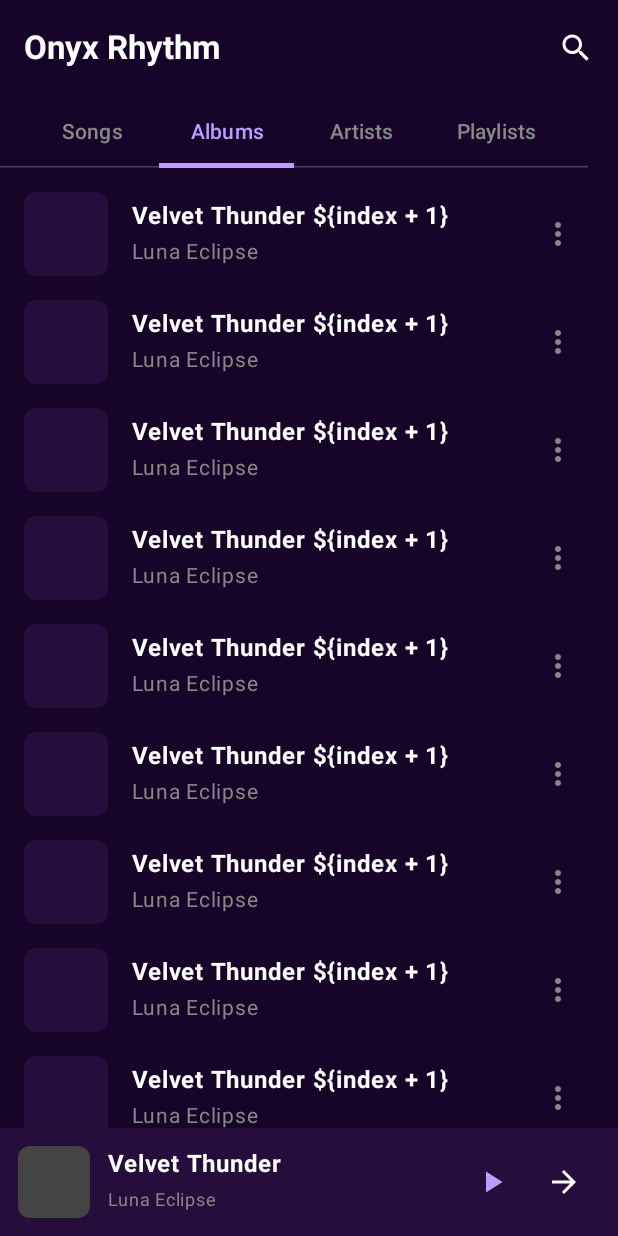
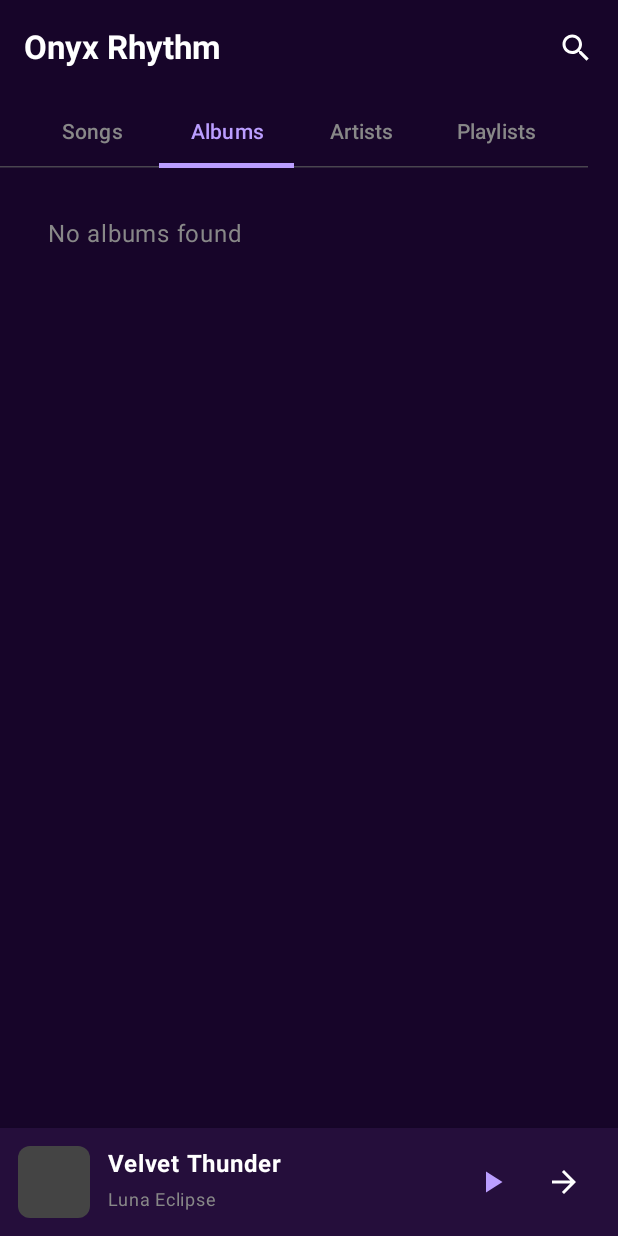
Before and after one commit to NulonGH/MusicPlayerAndrd, an Android app built with Jetpack Compose: the screen it shows after launch (MainActivity), tab 2 chosen, on a phone screen of 412 x 824 dp. Run offline under Robolectric (Android 15) with nearby library versions, the phone set to English and light mode, and no system bars.

Commit message:
fix: load real tracks and fix UI logic
Co-authored-by: NulonGH <100960556+NulonGH@users.noreply.github.com>

```diff
--- a/MusicPlayer/app/src/main/java/com/example/musicplayer/MainActivity.kt
+++ b/MusicPlayer/app/src/main/java/com/example/musicplayer/MainActivity.kt
@@ -8,6 +8,7 @@ import androidx.activity.ComponentActivity
 import androidx.activity.compose.setContent
 import androidx.activity.result.contract.ActivityResultContracts
 import androidx.compose.foundation.background
+import androidx.compose.foundation.clickable
 import androidx.compose.foundation.layout.*
 import androidx.compose.foundation.lazy.LazyColumn
 import androidx.compose.foundation.lazy.items
@@ -31,12 +32,19 @@ val SurfaceDark = Color(0xFF250E3B)
 
 class MainActivity : ComponentActivity() {
 
+    private val tracks = mutableStateListOf<Track>()
+
     private val requestPermissionLauncher = registerForActivityResult(
         ActivityResultContracts.RequestPermission()
-    ) { isGranted: Boolean -> }
+    ) { isGranted: Boolean ->
+        if (isGranted) {
+            loadTracks()
+        }
+    }
 
     override fun onCreate(savedInstanceState: Bundle?) {
         super.onCreate(savedInstanceState)
+
         requestPermissions()
 
         setContent {
@@ -53,10 +61,15 @@ class MainActivity : ComponentActivity() {
                     modifier = Modifier.fillMaxSize(),
                     color = MaterialTheme.colorScheme.background
                 ) {
-                    MusicPlayerApp()
+                    MusicPlayerApp(tracks = tracks)
                 }
             }
         }
+    }
+
+    private fun loadTracks() {
+        tracks.clear()
+        tracks.addAll(MediaStoreHelper.getTracks(this))
     }
 
     private fun requestPermissions() {
@@ -72,23 +85,53 @@ class MainActivity : ComponentActivity() {
             ) != PackageManager.PERMISSION_GRANTED
         ) {
             requestPermissionLauncher.launch(permission)
+        } else {
+            loadTracks()
         }
     }
 }
 
 @OptIn(ExperimentalMaterial3Api::class)
 @Composable
-fun MusicPlayerApp() {
+fun MusicPlayerApp(tracks: List<Track>) {
     var selectedTab by remember { mutableStateOf(0) }
     val tabs = listOf("Songs", "Albums", "Artists", "Playlists")
+    var isSearchActive by remember { mutableStateOf(false) }
+    var searchQuery by remember { mutableStateOf("") }
 
     Scaffold(
         topBar = {
             TopAppBar(
-                title = { Text("Onyx Rhythm", fontWeight = FontWeight.Bold) },
+                title = {
+                    if (isSearchActive) {
+                        TextField(
+                            value = searchQuery,
+                            onValueChange = { searchQuery = it },
+                            placeholder = { Text("Search...") },
+                            singleLine = true,
+                            colors = TextFieldDefaults.textFieldColors(
+                                containerColor = Color.Transparent,
+                                focusedIndicatorColor = Color.Transparent,
+                                unfocusedIndicatorColor = Color.Transparent,
+                                cursorColor = PrimaryPurple,
+                                focusedTextColor = Color.White,
+                                unfocusedTextColor = Color.White
+                            ),
+                            modifier = Modifier.fillMaxWidth()
+                        )
+                    } else {
+                        Text("Onyx Rhythm", fontWeight = FontWeight.Bold)
+                    }
+                },
                 actions = {
-                    IconButton(onClick = { /* TODO */ }) {
-                        Icon(Icons.Default.Search, contentDescription = "Search")
+                    IconButton(onClick = {
+                        isSearchActive = !isSearchActive
+                        if (!isSearchActive) searchQuery = ""
+                    }) {
+                        Icon(
+                            if (isSearchActive) Icons.Default.Close else Icons.Default.Search,
+                            contentDescription = "Search"
+                        )
                     }
                 },
                 colors = TopAppBarDefaults.topAppBarColors(
@@ -119,18 +162,96 @@ fun MusicPlayerApp() {
                 }
             }
 
+            val filteredTracks = tracks.filter {
+                it.title.contains(searchQuery, ignoreCase = true) ||
+                it.artist.contains(searchQuery, ignoreCase = true)
+            }
+
+            when (selectedTab) {
+                0 -> SongsList(filteredTracks)
+                1 -> AlbumsList(filteredTracks)
+                2 -> ArtistsList(filteredTracks)
+                3 -> PlaylistsList()
+            }
+        }
+    }
+}
+
+@Composable
+fun SongsList(tracks: List<Track>) {
     LazyColumn(
         modifier = Modifier.fillMaxSize(),
         contentPadding = PaddingValues(16.dp),
         verticalArrangement = Arrangement.spacedBy(16.dp)
     ) {
-                items(20) { index ->
-                    SongItem(title = "Velvet Thunder \${index + 1}", artist = "Luna Eclipse")
+        if (tracks.isEmpty()) {
+            item {
+                Text("No songs found", color = Color.Gray, modifier = Modifier.padding(16.dp))
+            }
+        } else {
+            items(tracks) { track ->
+                SongItem(title = track.title, artist = track.artist)
             }
         }
     }
 }
+
+@Composable
+fun AlbumsList(tracks: List<Track>) {
+    val albums = tracks.map { it.album }.distinct()
+    LazyColumn(
+        modifier = Modifier.fillMaxSize(),
+        contentPadding = PaddingValues(16.dp),
+        verticalArrangement = Arrangement.spacedBy(16.dp)
+    ) {
+        if (albums.isEmpty()) {
+            item {
+                Text("No albums found", color = Color.Gray, modifier = Modifier.padding(16.dp))
             }
+        } else {
+            items(albums) { album ->
+                Text(album, fontWeight = FontWeight.Bold, fontSize = 18.sp, color = Color.White, modifier = Modifier.padding(vertical = 8.dp))
+            }
+        }
+    }
+}
+
+@Composable
+fun ArtistsList(tracks: List<Track>) {
+    val artists = tracks.map { it.artist }.distinct()
+    LazyColumn(
+        modifier = Modifier.fillMaxSize(),
+        contentPadding = PaddingValues(16.dp),
+        verticalArrangement = Arrangement.spacedBy(16.dp)
+    ) {
+        if (artists.isEmpty()) {
+             item {
+                Text("No artists found", color = Color.Gray, modifier = Modifier.padding(16.dp))
+            }
+        } else {
+            items(artists) { artist ->
+                Text(artist, fontWeight = FontWeight.Bold, fontSize = 18.sp, color = Color.White, modifier = Modifier.padding(vertical = 8.dp))
+            }
+        }
+    }
+}
+
+@Composable
+fun PlaylistsList() {
+    LazyColumn(
+        modifier = Modifier.fillMaxSize(),
+        contentPadding = PaddingValues(16.dp),
+        verticalArrangement = Arrangement.spacedBy(16.dp)
+    ) {
+        item {
+            Text("Favorites", fontWeight = FontWeight.Bold, fontSize = 18.sp, color = Color.White, modifier = Modifier.padding(vertical = 8.dp))
+        }
+        item {
+            Text("Recently Played", fontWeight = FontWeight.Bold, fontSize = 18.sp, color = Color.White, modifier = Modifier.padding(vertical = 8.dp))
+        }
+    }
+}
+
 
 @Composable
 fun SongItem(title: String, artist: String) {
--- /dev/null
+++ b/MusicPlayer/app/src/main/java/com/example/musicplayer/MediaStoreHelper.kt
@@ -0,0 +1,47 @@
+package com.example.musicplayer
+
+import android.content.Context
+import android.provider.MediaStore
+import android.util.Log
+
+object MediaStoreHelper {
+    fun getTracks(context: Context): List<Track> {
+        val tracks = mutableListOf<Track>()
+        val uri = MediaStore.Audio.Media.EXTERNAL_CONTENT_URI
+        val projection = arrayOf(
+            MediaStore.Audio.Media._ID,
+            MediaStore.Audio.Media.TITLE,
+            MediaStore.Audio.Media.ARTIST,
+            MediaStore.Audio.Media.ALBUM,
+            MediaStore.Audio.Media.DURATION,
+            MediaStore.Audio.Media.DATA
+        )
+        val selection = "\${MediaStore.Audio.Media.IS_MUSIC} != 0"
+        val sortOrder = "\${MediaStore.Audio.Media.TITLE} ASC"
+
+        try {
+            context.contentResolver.query(uri, projection, selection, null, sortOrder)?.use { cursor ->
+                val idColumn = cursor.getColumnIndexOrThrow(MediaStore.Audio.Media._ID)
+                val titleColumn = cursor.getColumnIndexOrThrow(MediaStore.Audio.Media.TITLE)
+                val artistColumn = cursor.getColumnIndexOrThrow(MediaStore.Audio.Media.ARTIST)
+                val albumColumn = cursor.getColumnIndexOrThrow(MediaStore.Audio.Media.ALBUM)
+                val durationColumn = cursor.getColumnIndexOrThrow(MediaStore.Audio.Media.DURATION)
+                val dataColumn = cursor.getColumnIndexOrThrow(MediaStore.Audio.Media.DATA)
+
+                while (cursor.moveToNext()) {
+                    val id = cursor.getLong(idColumn)
+                    val title = cursor.getString(titleColumn) ?: "Unknown Title"
+                    val artist = cursor.getString(artistColumn) ?: "Unknown Artist"
+                    val album = cursor.getString(albumColumn) ?: "Unknown Album"
+                    val duration = cursor.getLong(durationColumn)
+                    val dataPath = cursor.getString(dataColumn) ?: ""
+
+                    tracks.add(Track(id, title, artist, album, duration, dataPath))
+                }
+            }
+        } catch (e: Exception) {
+            Log.e("MediaStoreHelper", "Error loading tracks: \${e.message}")
+        }
+        return tracks
+    }
+}
```
Also changed, not shown: MusicPlayer/app/src/main/java/com/example/musicplayer/Track.kt (added, +10 -0 lines), 1 other file. Lines whose indentation alone changed are shown as unchanged.
